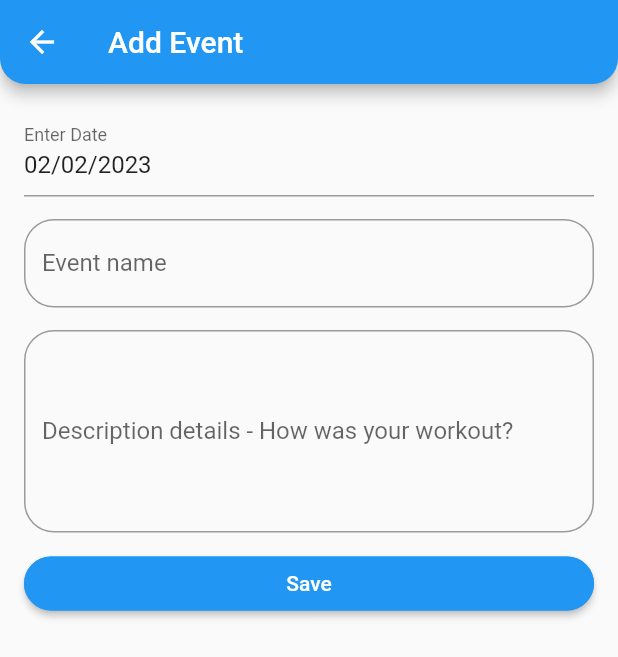
After one commit to sebastianpartyka/calendarx, a Flutter app: the screen it shows after launch, after a tap on the "add" icon, on a phone screen of 412 x 824 dp. The commit adds this screen. Shown: the top 657 px of the screen. Run offline on Flutter 3.47's test engine with Material 2 defaults, Android fonts, the phone set to English and light mode, and no system bars; our stand-ins replace cloud_firestore, firebase_core, table_calendar; accounts and stored records are empty.

Commit message:
Add CRUD Firebase functionality

```diff
--- /dev/null
+++ b/lib/model/event.dart
@@ -0,0 +1,33 @@
+import 'package:cloud_firestore/cloud_firestore.dart';
+
+class Event {
+  final String title;
+  final String? description;
+  final DateTime date;
+  final String id;
+  Event({
+    required this.title,
+    this.description,
+    required this.date,
+    required this.id,
+  });
+
+  factory Event.fromFirestore(DocumentSnapshot<Map<String, dynamic>> snapshot,
+      [SnapshotOptions? options]) {
+    final data = snapshot.data()!;
+    return Event(
+      date: data['date'].toDate(),
+      title: data['title'],
+      description: data['description'],
+      id: snapshot.id,
+    );
+  }
+
+  Map<String, Object?> toFirestore() {
+    return {
+      "date": Timestamp.fromDate(date),
+      "title": title,
+      "description": description
+    };
+  }
+}
--- /dev/null
+++ b/lib/screens/add_event.dart
@@ -0,0 +1,113 @@
+import 'package:cloud_firestore/cloud_firestore.dart';
+import 'package:flutter/material.dart';
+
+class AddEvent extends StatefulWidget {
+  final DateTime firstDate;
+  final DateTime lastDate;
+  final DateTime? selectedDate;
+  const AddEvent(
+      {Key? key,
+      required this.firstDate,
+      required this.lastDate,
+      this.selectedDate})
+      : super(key: key);
+
+  @override
+  State<AddEvent> createState() => _AddEventState();
+}
+
+class _AddEventState extends State<AddEvent> {
+  late DateTime _selectedDate;
+  final _titleController = TextEditingController();
+  final _descController = TextEditingController();
+  @override
+  void initState() {
+    super.initState();
+    _selectedDate = widget.selectedDate ?? DateTime.now();
+  }
+
+  @override
+  Widget build(BuildContext context) {
+    return Scaffold(
+      appBar: AppBar(
+        title: const Text("Add Event"),
+        shape: RoundedRectangleBorder(
+          borderRadius: BorderRadius.vertical(
+            bottom: Radius.circular(17),
+          ),
+        ),
+      ),
+      body: ListView(
+        padding: const EdgeInsets.all(16.0),
+        children: [
+          InputDatePickerFormField(
+            firstDate: widget.firstDate,
+            lastDate: widget.lastDate,
+            initialDate: _selectedDate,
+            onDateSubmitted: (date) {
+              print(date);
+              setState(() {
+                _selectedDate = date;
+              });
+            },
+          ),
+          const SizedBox(
+            height: 15,
+          ),
+          TextField(
+              controller: _titleController,
+              maxLines: 1,
+              decoration: InputDecoration(
+                labelText: 'Event name',
+                border: OutlineInputBorder(
+                  borderRadius: BorderRadius.circular(20),
+                ),
+              )),
+          const SizedBox(
+            height: 15,
+          ),
+          TextField(
+              controller: _descController,
+              maxLines: 5,
+              decoration: InputDecoration(
+                labelText: 'Description details - How was your workout?',
+                border: OutlineInputBorder(
+                  borderRadius: BorderRadius.circular(20),
+                ),
+              )),
+          const SizedBox(
+            height: 10,
+          ),
+          ElevatedButton(
+            style: ButtonStyle(
+                shape: MaterialStateProperty.all<RoundedRectangleBorder>(
+                    RoundedRectangleBorder(
+                        borderRadius: BorderRadius.circular(18.0),
+                        side: BorderSide(color: Colors.blue)))),
+            onPressed: () {
+              _addEvent();
+            },
+            child: const Text("Save"),
+          ),
+        ],
+      ),
+    );
+  }
+
+  void _addEvent() async {
+    final title = _titleController.text;
+    final description = _descController.text;
+    if (title.isEmpty) {
+      print('title cannot be empty');
+      return;
+    }
+    await FirebaseFirestore.instance.collection('events').add({
+      "title": title,
+      "description": description,
+      "date": Timestamp.fromDate(_selectedDate),
+    });
+    if (mounted) {
+      Navigator.pop<bool>(context, true);
+    }
+  }
+}
--- /dev/null
+++ b/lib/screens/home_page.dart
@@ -0,0 +1,208 @@
+import 'dart:collection';
+
+import 'package:cloud_firestore/cloud_firestore.dart';
+import 'package:flutter/material.dart';
+import 'package:calendarx/screens/edit_event.dart';
+import 'package:table_calendar/table_calendar.dart';
+
+import '../model/event.dart';
+import '../widgets/event_item.dart';
+import 'add_event.dart';
+
+class MyHomePage extends StatefulWidget {
+  const MyHomePage({super.key});
+
+  @override
+  State<MyHomePage> createState() => _MyHomePageState();
+}
+
+class _MyHomePageState extends State<MyHomePage> {
+  late DateTime _focusedDay;
+  late DateTime _firstDay;
+  late DateTime _lastDay;
+  late DateTime _selectedDay;
+  late CalendarFormat _calendarFormat;
+  late Map<DateTime, List<Event>> _events;
+
+  int getHashCode(DateTime key) {
+    return key.day * 1000000 + key.month * 10000 + key.year;
+  }
+
+  @override
+  void initState() {
+    super.initState();
+    _events = LinkedHashMap(
+      equals: isSameDay,
+      hashCode: getHashCode,
+    );
+    _focusedDay = DateTime.now();
+    _firstDay = DateTime.now().subtract(const Duration(days: 1000));
+    _lastDay = DateTime.now().add(const Duration(days: 1000));
+    _selectedDay = DateTime.now();
+    _calendarFormat = CalendarFormat.month;
+    _loadFirestoreEvents();
+  }
+
+  _loadFirestoreEvents() async {
+    final firstDay = DateTime(_focusedDay.year, _focusedDay.month, 1);
+    final lastDay = DateTime(_focusedDay.year, _focusedDay.month + 1, 0);
+    _events = {};
+
+    final snap = await FirebaseFirestore.instance
+        .collection('events')
+        .where('date', isGreaterThanOrEqualTo: firstDay)
+        .where('date', isLessThanOrEqualTo: lastDay)
+        .withConverter(
+            fromFirestore: Event.fromFirestore,
+            toFirestore: (event, options) => event.toFirestore())
+        .get();
+    for (var doc in snap.docs) {
+      final event = doc.data();
+      final day =
+          DateTime.utc(event.date.year, event.date.month, event.date.day);
+      if (_events[day] == null) {
+        _events[day] = [];
+      }
+      _events[day]!.add(event);
+    }
+    setState(() {});
+  }
+
+  List<Event> _getEventsForTheDay(DateTime day) {
+    return _events[day] ?? [];
+  }
+
+  @override
+  Widget build(BuildContext context) {
+    return Scaffold(
+      appBar: AppBar(
+        title: Center(child: const Text('Training Log')),
+        shape: RoundedRectangleBorder(
+          borderRadius: BorderRadius.vertical(
+            bottom: Radius.circular(17),
+          ),
+        ),
+      ),
+      body: ListView(
+        children: [
+          TableCalendar(
+            eventLoader: _getEventsForTheDay,
+            headerStyle:
+                HeaderStyle(formatButtonVisible: false, titleCentered: true),
+            startingDayOfWeek: StartingDayOfWeek.monday,
+            calendarFormat: _calendarFormat,
+            onFormatChanged: (format) {
+              setState(() {
+                _calendarFormat = format;
+              });
+            },
+            focusedDay: _focusedDay,
+            firstDay: _firstDay,
+            lastDay: _lastDay,
+            onPageChanged: (focusedDay) {
+              setState(() {
+                _focusedDay = focusedDay;
+              });
+              _loadFirestoreEvents();
+            },
+            selectedDayPredicate: (day) => isSameDay(day, _selectedDay),
+            onDaySelected: (selectedDay, focusedDay) {
+              print(_events[selectedDay]);
+              setState(() {
+                _selectedDay = selectedDay;
+                _focusedDay = focusedDay;
+              });
+            },
+            calendarStyle: const CalendarStyle(
+              //  todayDecoration:
+              //     BoxDecoration(color: Colors.red, shape: BoxShape.circle),
+              weekendTextStyle: TextStyle(
+                color: Colors.red,
+              ),
+              selectedDecoration: BoxDecoration(
+                shape: BoxShape.circle,
+                color: Colors.blue,
+              ),
+            ),
+            calendarBuilders: CalendarBuilders(
+              headerTitleBuilder: (context, day) {
+                return Container(
+                  padding: const EdgeInsets.all(8.0),
+                  child: Text(day.toString()),
+                );
+              },
+            ),
+          ),
+          ..._getEventsForTheDay(_selectedDay).map(
+            (event) => EventItem(
+                event: event,
+                onTap: () async {
+                  final res = await Navigator.push<bool>(
+                    context,
+                    MaterialPageRoute(
+                      builder: (_) => EditEvent(
+                          firstDate: _firstDay,
+                          lastDate: _lastDay,
+                          event: event),
+                    ),
+                  );
+                  if (res ?? false) {
+                    _loadFirestoreEvents();
+                  }
+                },
+                onDelete: () async {
+                  final delete = await showDialog<bool>(
+                    context: context,
+                    builder: (_) => AlertDialog(
+                      title: const Text("Delete Event?"),
+                      content: const Text("Are you sure you want to delete?"),
+                      actions: [
+                        TextButton(
+                          onPressed: () => Navigator.pop(context, false),
+                          style: TextButton.styleFrom(
+                            foregroundColor: Colors.black,
+                          ),
+                          child: const Text("No"),
+                        ),
+                        TextButton(
+                          onPressed: () => Navigator.pop(context, true),
+                          style: TextButton.styleFrom(
+                            foregroundColor: Colors.red,
+                          ),
+                          child: const Text("Yes"),
+                        ),
+                      ],
+                    ),
+                  );
+                  if (delete ?? false) {
+                    await FirebaseFirestore.instance
+                        .collection('events')
+                        .doc(event.id)
+                        .delete();
+                    _loadFirestoreEvents();
+                  }
+                }),
+          ),
+        ],
+      ),
+      floatingActionButton: FloatingActionButton(
+        onPressed: () async {
+          final result = await Navigator.push<bool>(
+            context,
+            MaterialPageRoute(
+              builder: (_) => AddEvent(
+                firstDate: _firstDay,
+                lastDate: _lastDay,
+                selectedDate: _selectedDay,
+              ),
+            ),
+          );
+          if (result ?? false) {
+            _loadFirestoreEvents();
+          }
+        },
+        child: const Icon(Icons.add),
+      ),
+    );
+  }
+}
--- a/pubspec.yaml
+++ b/pubspec.yaml
@@ -38,6 +38,7 @@ dependencies:
   cupertino_icons: ^1.0.2
   table_calendar: ^3.0.9
   firebase_core: ^2.4.1
+  cloud_firestore: ^4.3.1
 
 dev_dependencies:
   flutter_test:
```
Also changed, not shown: lib/main.dart (+6 -78 lines), lib/screens/edit_event.dart (added, +121 -0 lines), lib/widgets/event_item.dart (added, +32 -0 lines), pubspec.lock, 1 other file.
